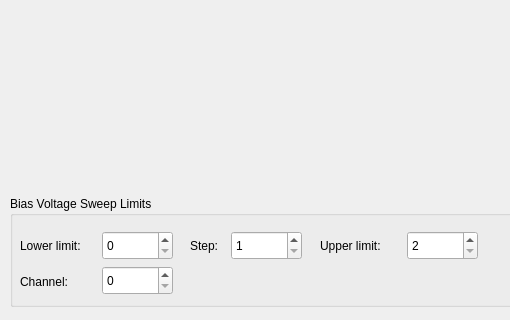
This is dialogivcurve.ui in ecristal/daphne_gui as Qt 5 draws it before an edit; both pictures show x 0 to 510 and y 334 to 654 of the 880 by 654 pixel window. The edited form follows.
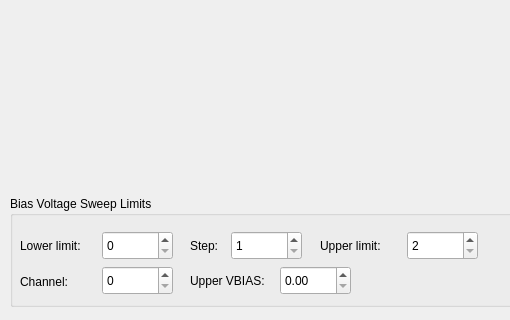
This is the edited form. Custom widgets are drawn as their Qt base class.

Commit message: changed behaviour of IV swepp from bias to trimm, untested code

Diff of the .ui file:
```diff
--- a/dialogivcurve.ui
+++ b/dialogivcurve.ui
@@ -197,6 +197,29 @@
      <number>39</number>
     </property>
    </widget>
+   <widget class="QLabel" name="label_5">
+    <property name="geometry">
+     <rect>
+      <x>180</x>
+      <y>75</y>
+      <width>81</width>
+      <height>20</height>
+     </rect>
+    </property>
+    <property name="text">
+     <string>Upper VBIAS:</string>
+    </property>
+   </widget>
+   <widget class="QDoubleSpinBox" name="spinBoxUpperBiasVoltage">
+    <property name="geometry">
+     <rect>
+      <x>270</x>
+      <y>70</y>
+      <width>71</width>
+      <height>29</height>
+     </rect>
+    </property>
+   </widget>
   </widget>
  </widget>
  <customwidgets>
```
Left out of the diff: 4 changed lines with no effect on the pictures. The commit also changes 2 other files.
